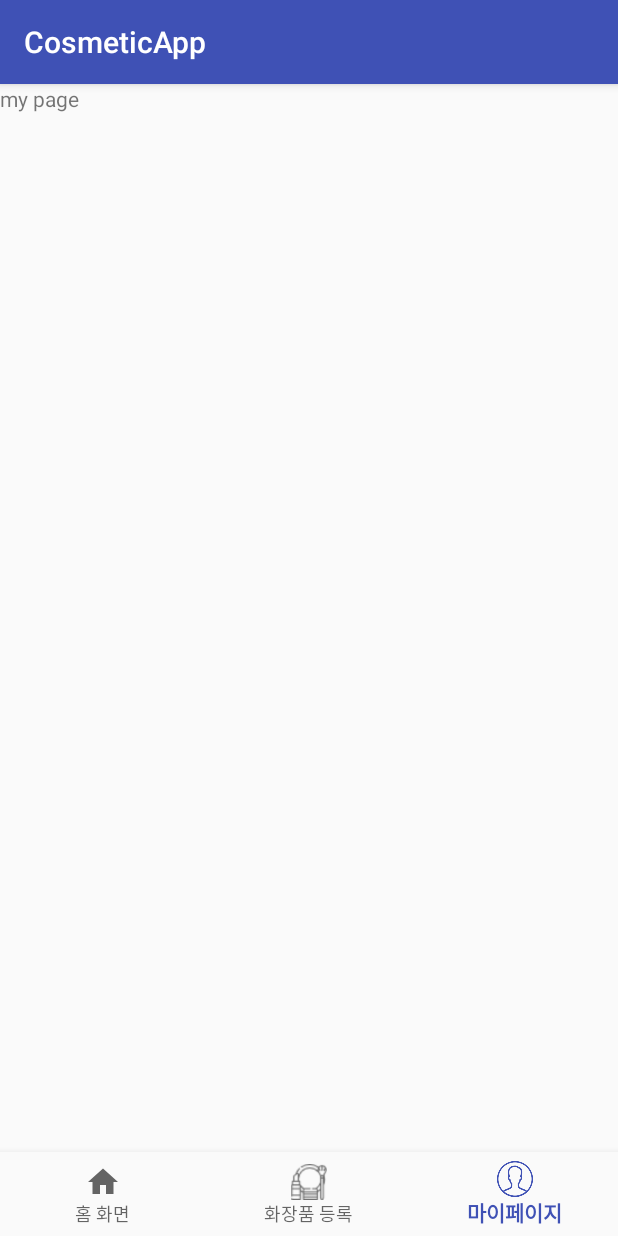
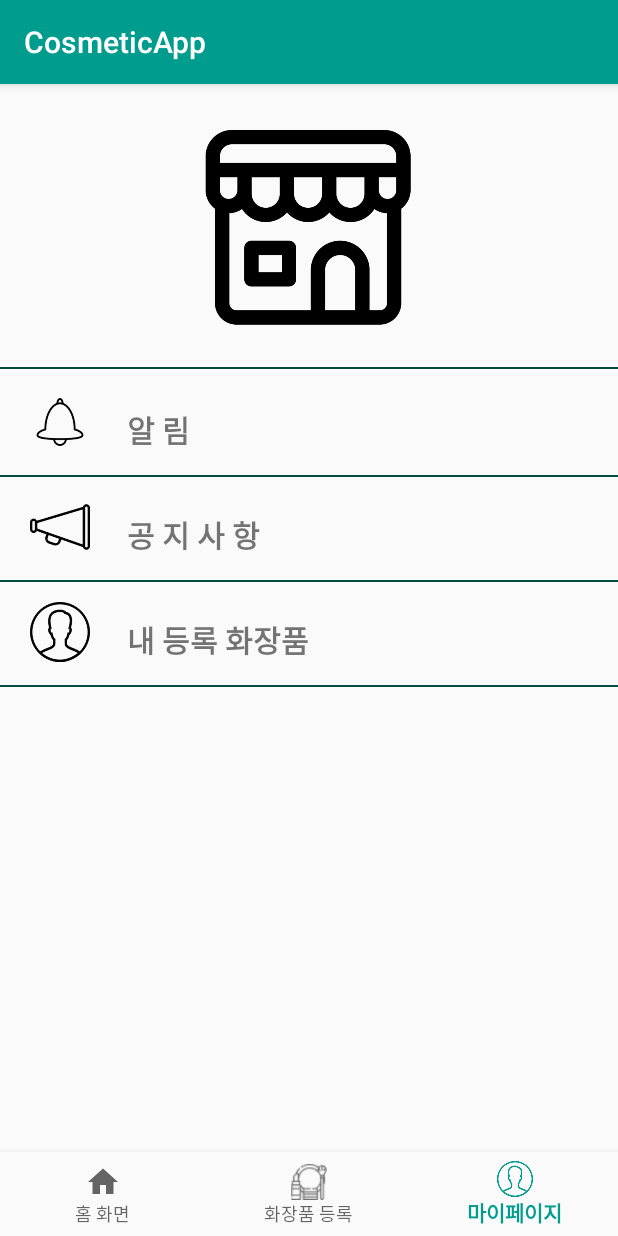
Before and after one commit to zizinPMC/Cosmetic, an Android app: the MainActivity screen opened directly, with no data from a screen before it, item 3 of the bottom bar chosen, on a phone screen of 412 x 824 dp. Run offline under Robolectric (Android 15) with nearby library versions, the light colour scheme and no system bars; our stand-ins replace ButterKnife.

Commit message:
update mypage

```diff
--- a/app/build.gradle
+++ b/app/build.gradle
@@ -53,4 +53,9 @@ dependencies {
 
     compile 'com.jakewharton:butterknife:8.8.1'
     annotationProcessor 'com.jakewharton:butterknife-compiler:8.8.1'
+
+    compile 'com.github.bumptech.glide:glide:3.7.0'
+    //for img transforming
+    compile 'jp.wasabeef:glide-transformations:2.0.1'
+
 }
--- a/app/src/main/AndroidManifest.xml
+++ b/app/src/main/AndroidManifest.xml
@@ -26,9 +26,11 @@
                 <category android:name="android.intent.category.LAUNCHER" />
             </intent-filter>
         </activity>
+
         <meta-data
             android:name="com.kakao.sdk.AppKey"
             android:value="702855761e75ea2f962df38badcf6325" />
+
     </application>
 
 </manifest>
--- a/app/src/main/java/com/cosmetic/MainActivity.java
+++ b/app/src/main/java/com/cosmetic/MainActivity.java
@@ -1,5 +1,6 @@
 package com.cosmetic;
 
+import android.content.Intent;
 import android.os.Bundle;
 import android.support.annotation.NonNull;
 import android.support.design.widget.BottomNavigationView;
@@ -16,13 +17,18 @@ public class MainActivity extends AppCompatActivity {
     @BindView(R.id.navigation) BottomNavigationView navigation;
     @BindView(R.id.viewPager) ViewPager viewPager;
     private MainAdapter adapter;
-
+    Intent intent = getIntent();
+/*
+    String userprofileUrl = intent.getExtras().getString("ProfileUrl");
+    String usernickname = intent.getExtras().getString("userName");
+*/
 
     @Override
     protected void onCreate(Bundle savedInstanceState) {
         super.onCreate(savedInstanceState);
         setContentView(R.layout.activity_main);
         ButterKnife.bind(this);
+
         navigation.setOnNavigationItemSelectedListener(mOnNavigationItemSelectedListener);
         adapter = new MainAdapter(getSupportFragmentManager());
         viewPager.setAdapter(adapter);
@@ -43,6 +49,7 @@ public class MainActivity extends AppCompatActivity {
                     return true;
                 case R.id.navigation_notifications:
                     viewPager.setCurrentItem(MainAdapter.MY_PAGE, false);
+
                     return true;
             }
             return false;
--- a/app/src/main/java/com/cosmetic/RegisterFragment.java
+++ b/app/src/main/java/com/cosmetic/RegisterFragment.java
@@ -70,8 +70,6 @@ public class RegisterFragment extends Fragment {
 
     @BindView(R.id.btn_opendate)
     Button btn_opendate;    //화장품 개봉일자
-    @BindView(R.id.txt_date)
-    TextView txt_date;    //화장품 개봉일자
 
     @BindView(R.id.radioGroup_exp)
     RadioGroup radioGroup_exp;
@@ -93,6 +91,12 @@ public class RegisterFragment extends Fragment {
     @BindView(R.id.radio_exp_none)
     RadioButton radiobtn_exp_none;
 
+    @BindView(R.id.btn_cancel)
+    Button btn_cancel;
+
+    @BindView(R.id.btn_register)
+    Button btn_register;
+
 
     int cos_No = 0;
     String userID, cos_Name;
@@ -113,18 +117,35 @@ public class RegisterFragment extends Fragment {
     public View onCreateView(LayoutInflater inflater, @Nullable ViewGroup container, @Nullable Bundle savedInstanceState) {
         final View view = inflater.inflate(R.layout.fragment_register, container, false);
         ButterKnife.bind(this, view);
+        setHasOptionsMenu(true);
+
         return view;
     }
 
     @Override
     public void onViewCreated(View view, @Nullable Bundle savedInstanceState) {
         super.onViewCreated(view, savedInstanceState);
+
         context = getContext();
         imgbtn_Cos.setOnClickListener(listener);
         checkbox_cosIsOpen.setOnClickListener(listener_chechbox_OpenDate);
         btn_opendate.setOnClickListener(listener_btn_openDateClick);
-        //radiobtn_exp_month.setOnClickListener(listener_radiobtn_ExpMonthDateClick);
-        //radiobtn_exp_date.setOnClickListener(listener_radiobtn_ExpDateClick);
+        btn_cancel.setOnClickListener(new View.OnClickListener() {
+            @Override
+            public void onClick(View view) {
+               Intent i = new Intent(getContext(), MainActivity.class);
+                startActivity(i);
+
+            }
+        });
+        btn_register.setOnClickListener(new View.OnClickListener() {
+            @Override
+            public void onClick(View view) {
+                Intent i = new Intent(getContext(), MainActivity.class);
+                startActivity(i);
+
+            }
+        });
 
         AlertDialog.Builder builder = new AlertDialog.Builder(getContext());
         final String[] cos_brand = {"네이처리퍼블릭", "더샘", "더페이스샵", "마몽드", "맥", "미샤", "베네피트", "비욘드", "시드물", "아리따움", "어퓨", "에뛰드하우스", "이니스프리", "키스미", "토니모리", "페리페라", "홀리카홀리카", "기타"};
@@ -450,10 +471,8 @@ public class RegisterFragment extends Fragment {
         public void onClick(View view) {
             if (checkbox_cosIsOpen.isChecked()) {
                 btn_opendate.setVisibility(View.VISIBLE);
-                txt_date.setVisibility(View.VISIBLE);
             } else {
                 btn_opendate.setVisibility(View.INVISIBLE);
-                txt_date.setVisibility(View.INVISIBLE);
             }
         }
     };
@@ -532,4 +551,5 @@ public class RegisterFragment extends Fragment {
             }
         }
     };
+
 }
--- a/app/src/main/res/layout/fragment_mypage.xml
+++ b/app/src/main/res/layout/fragment_mypage.xml
@@ -1,11 +1,121 @@
 <?xml version="1.0" encoding="utf-8"?>
-<LinearLayout xmlns:android="http://schemas.android.com/apk/res/android"
-    android:orientation="vertical" android:layout_width="match_parent"
+<RelativeLayout xmlns:android="http://schemas.android.com/apk/res/android"
+    android:layout_width="match_parent"
     android:layout_height="match_parent">
 
-    <TextView
+    <ImageView
+        android:id="@+id/userProfileImage"
+        android:layout_width="150dp"
+        android:layout_height="150dp"
+        android:layout_marginTop="20dp"
+        android:layout_marginBottom="20dp"
+        android:layout_alignParentTop="true"
+        android:layout_centerInParent="true"
+        android:src="@drawable/fab_store" />
+
+    <LinearLayout
+        android:id="@+id/linear_alarm"
         android:layout_width="wrap_content"
         android:layout_height="wrap_content"
-        android:text="my page"/>
+        android:layout_alignParentStart="true"
+        android:layout_below="@+id/userProfileImage"
+        android:layout_marginTop="15dp"
+        android:orientation="horizontal">
 
-</LinearLayout>
+        <ImageView
+            android:layout_width="40dp"
+            android:layout_height="40dp"
+            android:layout_marginLeft="20dp"
+            android:src="@drawable/ic_notification_bell" />
+
+        <TextView
+            android:id="@+id/txt_alarm"
+            android:layout_width="match_parent"
+            android:layout_height="wrap_content"
+            android:layout_marginLeft="20dp"
+            android:layout_marginTop="10dp"
+            android:text=" 알 림 "
+            android:textSize="20sp"
+            android:textStyle="bold" />
+    </LinearLayout>
+
+    <LinearLayout
+        android:id="@+id/linear_notice"
+        android:layout_width="wrap_content"
+        android:layout_height="wrap_content"
+        android:layout_alignParentStart="true"
+        android:layout_below="@id/linear_alarm"
+        android:layout_marginTop="30dp"
+        android:orientation="horizontal">
+
+        <ImageView
+            android:layout_width="40dp"
+            android:layout_height="40dp"
+            android:layout_marginLeft="20dp"
+            android:src="@drawable/ic_megaphone" />
+
+        <TextView
+            android:id="@+id/txt_notice"
+            android:layout_width="match_parent"
+            android:layout_height="wrap_content"
+            android:layout_marginLeft="20dp"
+            android:layout_marginTop="10dp"
+            android:text=" 공 지 사 항 "
+            android:textSize="20sp"
+            android:textStyle="bold" />
+    </LinearLayout>
+
+    <LinearLayout
+        android:layout_width="match_parent"
+        android:layout_height="1.5dp"
+        android:layout_below="@id/linear_alarm"
+        android:layout_marginTop="15dp"
+        android:background="@color/colorPrimaryDark"></LinearLayout>
+
+    <LinearLayout
+        android:layout_width="match_parent"
+        android:layout_height="1.5dp"
+        android:layout_below="@id/linear_notice"
+        android:layout_marginTop="15dp"
+        android:background="@color/colorPrimaryDark"></LinearLayout>
+
+    <LinearLayout
+        android:layout_width="match_parent"
+        android:layout_height="1.5dp"
+        android:layout_above="@id/linear_alarm"
+        android:background="@color/colorPrimaryDark"></LinearLayout>
+
+    <LinearLayout
+        android:id="@+id/linear_mycosmetic"
+        android:layout_width="wrap_content"
+        android:layout_height="wrap_content"
+        android:layout_alignParentStart="true"
+        android:layout_below="@id/linear_notice"
+        android:layout_marginTop="30dp"
+        android:orientation="horizontal">
+
+        <ImageView
+            android:layout_width="40dp"
+            android:layout_height="40dp"
+            android:layout_marginLeft="20dp"
+            android:src="@drawable/ic_user_image" />
+
+        <TextView
+            android:id="@+id/txt_record"
+            android:layout_width="match_parent"
+            android:layout_height="wrap_content"
+            android:layout_marginLeft="20dp"
+            android:layout_marginTop="10dp"
+            android:text=" 내 등록 화장품 "
+            android:textSize="20sp"
+            android:textStyle="bold" />
+
+    </LinearLayout>
+    <LinearLayout
+        android:layout_width="match_parent"
+        android:layout_height="1.5dp"
+        android:layout_below="@id/linear_mycosmetic"
+        android:layout_marginTop="15dp"
+        android:background="@color/colorPrimaryDark"></LinearLayout>
+
+</RelativeLayout>
--- /dev/null
+++ b/app/src/main/res/menu/menu_shownickname.xml
@@ -0,0 +1,4 @@
+<?xml version="1.0" encoding="utf-8"?>
+<menu xmlns:android="http://schemas.android.com/apk/res/android">
+
+</menu>
--- a/app/src/main/res/values/colors.xml
+++ b/app/src/main/res/values/colors.xml
@@ -1,6 +1,6 @@
 <?xml version="1.0" encoding="utf-8"?>
 <resources>
-    <color name="colorPrimary">#3F51B5</color>
-    <color name="colorPrimaryDark">#303F9F</color>
-    <color name="colorAccent">#FF4081</color>
+    <color name="colorPrimary">#009c8e</color>
+    <color name="colorPrimaryDark">#004D40</color>
+    <color name="colorAccent">#EF5350</color>
 </resources>
```
Also changed, not shown: app/src/main/java/com/cosmetic/LoginActivity.java (+13 -5 lines), app/src/main/java/com/cosmetic/MyPageFragment.java (+28 -0 lines), app/src/main/res/layout/fragment_register.xml (+32 -23 lines), app/src/main/res/menu/menu_registerfragment_ok.xml (added, +8 -0 lines), app/src/main/res/drawable/ic_check.png (added), app/src/main/res/drawable/ic_megaphone.png (added), app/src/main/res/drawable/ic_notification_bell.png (added), app/src/main/res/drawable/ic_person.png (added).
